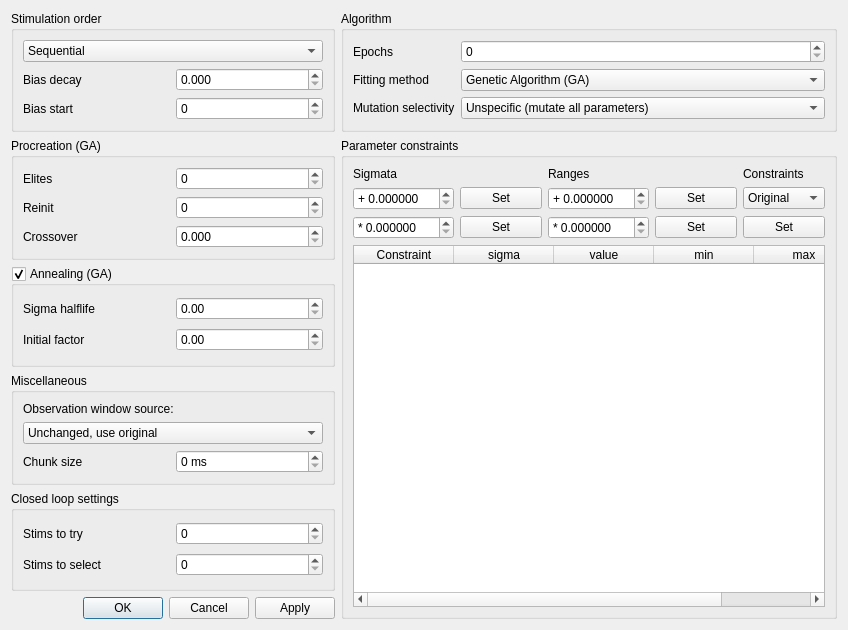
Before: the Qt Designer form src/gui/gafittersettingsdialog.ui in CompEphys-team/rtdo, drawn with Qt 5.
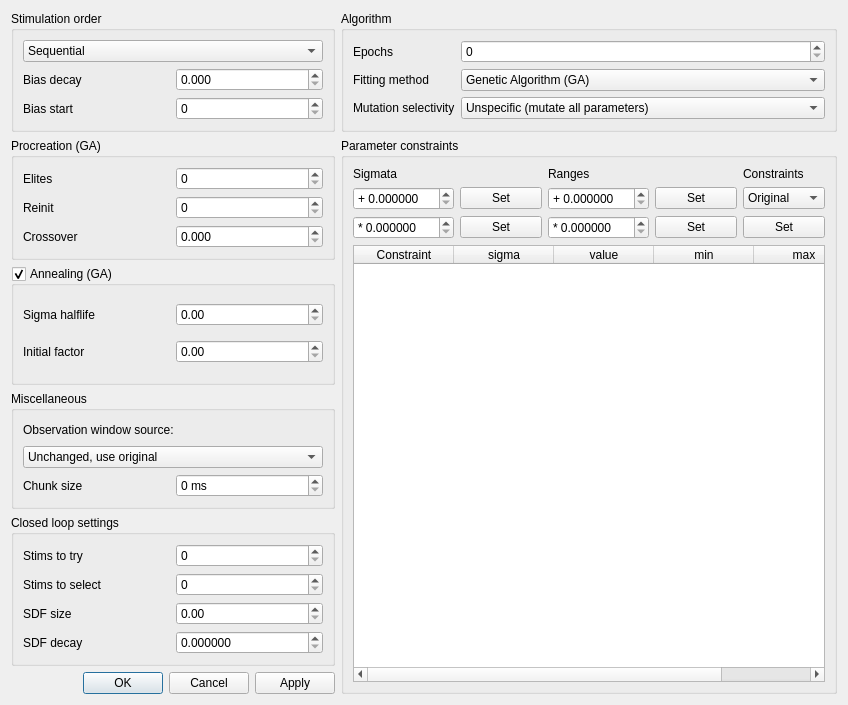
After: the same form once the commit is applied.

The edit to the form file:
```diff
--- a/src/gui/gafittersettingsdialog.ui
+++ b/src/gui/gafittersettingsdialog.ui
@@ -7,7 +7,7 @@
     <x>0</x>
     <y>0</y>
     <width>848</width>
-    <height>630</height>
+    <height>705</height>
    </rect>
   </property>
   <property name="windowTitle">
@@ -493,12 +493,8 @@
       <string>Closed loop settings</string>
      </property>
      <layout class="QGridLayout" name="gridLayout_8">
-      <item row="0" column="1">
-       <widget class="QSpinBox" name="cl_nStims">
-        <property name="maximum">
-         <number>99999</number>
-        </property>
-       </widget>
+      <item row="1" column="1">
+       <widget class="QSpinBox" name="cl_nSelect"/>
       </item>
       <item row="0" column="0">
        <widget class="QLabel" name="label_11">
@@ -514,8 +510,49 @@
         </property>
        </widget>
       </item>
-      <item row="1" column="1">
-       <widget class="QSpinBox" name="cl_nSelect"/>
+      <item row="0" column="1">
+       <widget class="QSpinBox" name="cl_nStims">
+        <property name="maximum">
+         <number>99999</number>
+        </property>
+       </widget>
+      </item>
+      <item row="2" column="0">
+       <widget class="QLabel" name="label_18">
+        <property name="text">
+         <string>SDF size</string>
+        </property>
+       </widget>
+      </item>
+      <item row="3" column="0">
+       <widget class="QLabel" name="label_19">
+        <property name="text">
+         <string>SDF decay</string>
+        </property>
+       </widget>
+      </item>
+      <item row="2" column="1">
+       <widget class="QDoubleSpinBox" name="SDF_size">
+        <property name="decimals">
+         <number>2</number>
+        </property>
+        <property name="maximum">
+         <double>1000000.000000000000000</double>
+        </property>
+       </widget>
+      </item>
+      <item row="3" column="1">
+       <widget class="QDoubleSpinBox" name="SDF_decay">
+        <property name="decimals">
+         <number>6</number>
+        </property>
+        <property name="maximum">
+         <double>1.000000000000000</double>
+        </property>
+        <property name="singleStep">
+         <double>0.001000000000000</double>
+        </property>
+       </widget>
       </item>
      </layout>
     </widget>
```
